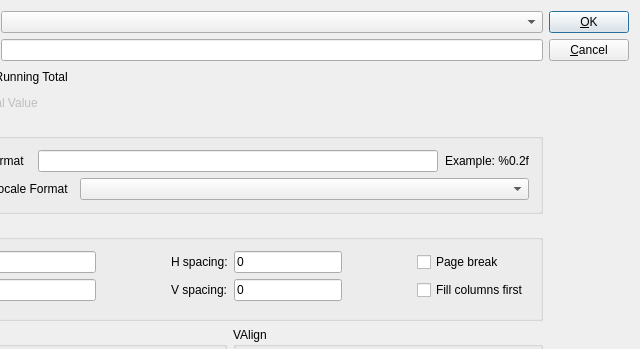
First picture: the form in OpenRPT/wrtembed/fieldeditor.ui, repository mmicr001/openrpt, before the edit; both pictures show x 94 to 734 and y 0 to 349 of the 734 by 760 pixel window.
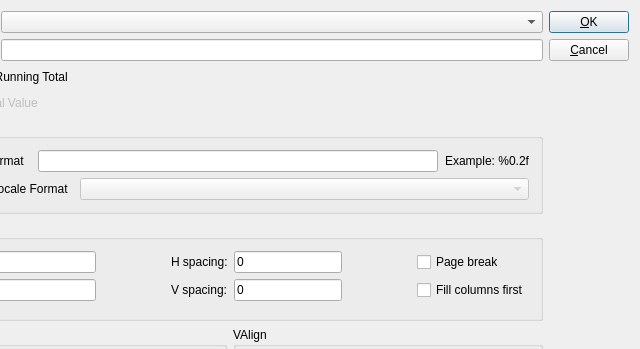
Second picture: the form after the edit. Custom widgets are drawn as their Qt base class.

```diff
--- a/OpenRPT/wrtembed/fieldeditor.ui
+++ b/OpenRPT/wrtembed/fieldeditor.ui
@@ -200,7 +200,7 @@
           <item>
            <widget class="QComboBox" name="_cbBuiltinFormat">
             <property name="enabled">
-             <bool>true</bool>
+             <bool>false</bool>
             </property>
             <property name="sizePolicy">
              <sizepolicy hsizetype="MinimumExpanding" vsizetype="Fixed">
```
